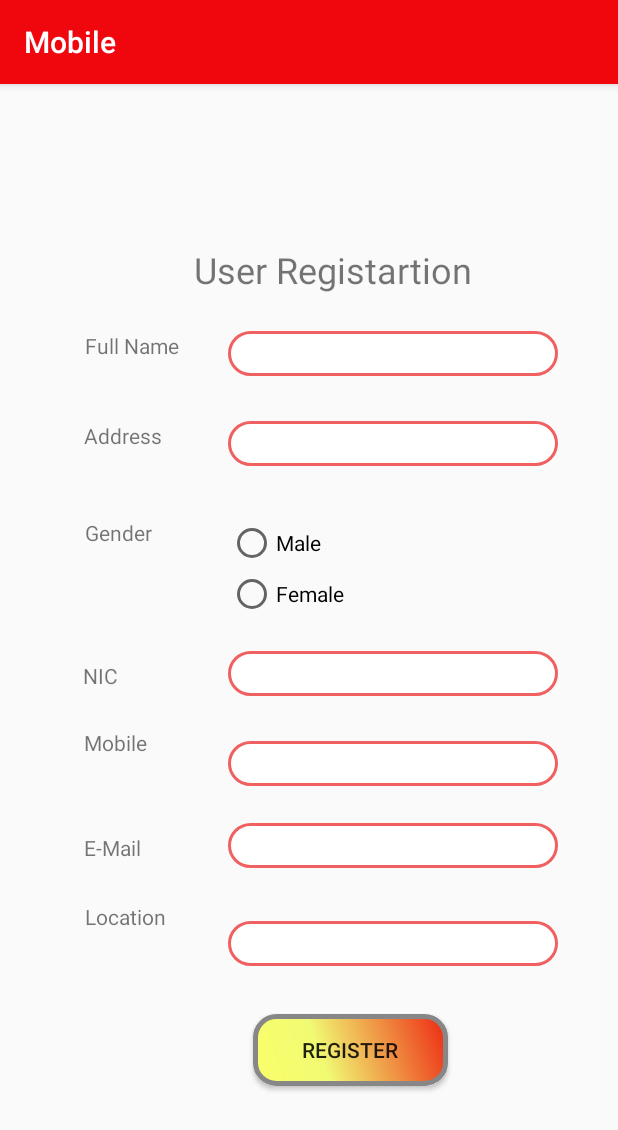
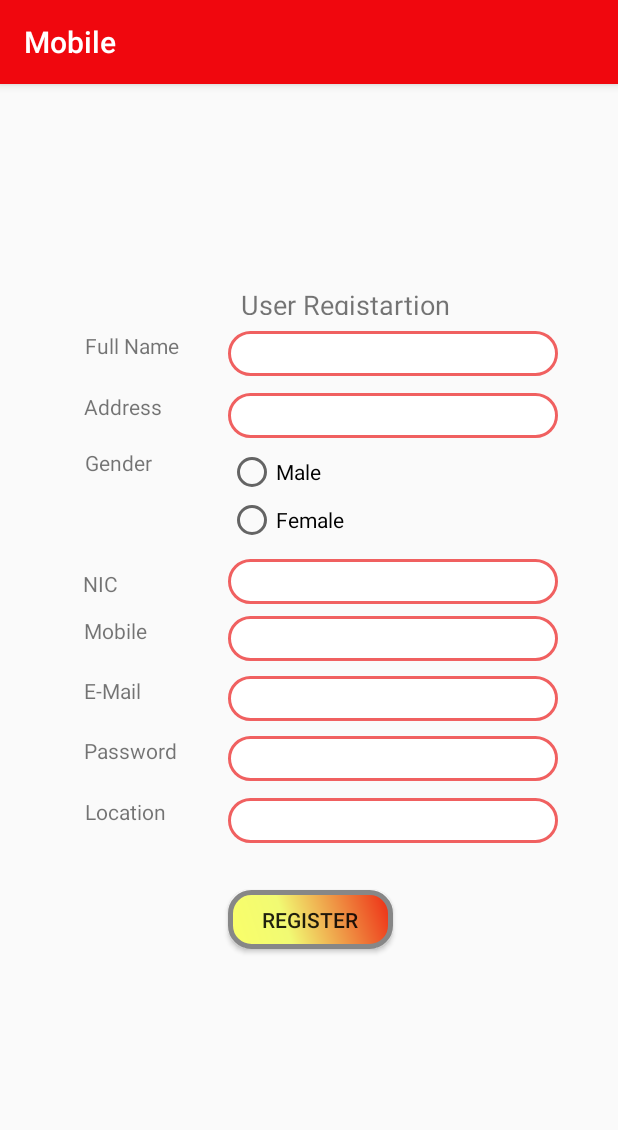
Before and after one commit to HMWork-Manu/MOB_App, an Android app: the fragment UserRegisterFragment shown on its own in the app's theme, on a phone screen of 412 x 824 dp. Shown: the top 1130 px of the screen. Run offline under Robolectric (Android 15) with nearby library versions, the phone set to English and light mode, and no system bars.

Commit message:
user register UI Load when login  UI register text clicked.

```diff
--- a/app/build.gradle
+++ b/app/build.gradle
@@ -24,6 +24,7 @@ dependencies {
     implementation 'androidx.appcompat:appcompat:1.0.2'
     implementation 'com.google.android.material:material:1.0.0'
     implementation 'androidx.constraintlayout:constraintlayout:1.1.3'
+    implementation 'androidx.legacy:legacy-support-v4:1.0.0'
     testImplementation 'junit:junit:4.12'
     androidTestImplementation 'androidx.test:runner:1.2.0'
     androidTestImplementation 'androidx.test.espresso:espresso-core:3.2.0'
--- a/app/src/main/AndroidManifest.xml
+++ b/app/src/main/AndroidManifest.xml
@@ -1,7 +1,8 @@
 <?xml version="1.0" encoding="utf-8"?>
 <manifest xmlns:android="http://schemas.android.com/apk/res/android"
     package="com.example.mobile">
-    <uses-permission android:name="android.permission.INTERNET"/>
+
+    <uses-permission android:name="android.permission.INTERNET" />
 
     <application
         android:allowBackup="true"
@@ -10,8 +11,6 @@
         android:roundIcon="@mipmap/ic_launcher_round"
         android:supportsRtl="true"
         android:theme="@style/AppTheme">
-
-
         <activity
             android:name=".MainActivity"
             android:label="Home"
--- a/app/src/main/java/com/example/mobile/LoginFragment.java
+++ b/app/src/main/java/com/example/mobile/LoginFragment.java
@@ -4,14 +4,20 @@ import android.os.Bundle;
 import android.view.LayoutInflater;
 import android.view.View;
 import android.view.ViewGroup;
+import android.widget.Button;
 import android.widget.TextView;
 
 import androidx.annotation.NonNull;
 import androidx.annotation.Nullable;
 import androidx.fragment.app.Fragment;
+import androidx.fragment.app.FragmentManager;
+import androidx.fragment.app.FragmentTransaction;
 
 public class LoginFragment extends Fragment {
 
+    TextView reg;
+
+    Button log_button;
     Fragment fragment;
     @Nullable
     @Override
@@ -23,15 +29,22 @@ public class LoginFragment extends Fragment {
     public void onViewCreated(@NonNull View view, @Nullable Bundle savedInstanceState) {
         super.onViewCreated(view, savedInstanceState);
 
-        //new code 1234
-
-        TextView reg = view.findViewById(R.id.regTxt);
+        //register new user
+        reg=view.findViewById(R.id.regTxt);
 
         reg.setOnClickListener(new View.OnClickListener() {
             @Override
             public void onClick(View view) {
-                fragment = new UserRegisterFragment();
+
+                FragmentTransaction fr = getFragmentManager().beginTransaction();
+                fr.replace(R.id.screen_area,new UserRegisterFragment());
+                fr.commit();
+
             }
         });
+
+
+        //login button
+
     }
 }
--- a/app/src/main/java/com/example/mobile/MenuFragment.java
+++ b/app/src/main/java/com/example/mobile/MenuFragment.java
@@ -15,7 +15,7 @@ public class MenuFragment extends Fragment {
     @Nullable
     @Override
     public View onCreateView(@NonNull LayoutInflater inflater, @Nullable ViewGroup container, @Nullable Bundle savedInstanceState) {
-        return inflater.inflate(R.layout.fragment_item_list,null);
+        return inflater.inflate(R.layout.fragment_menu,null);
     }
 
     @Override
--- a/app/src/main/res/layout/fragment_user_registration.xml
+++ b/app/src/main/res/layout/fragment_user_registration.xml
@@ -2,24 +2,23 @@
 <androidx.constraintlayout.widget.ConstraintLayout xmlns:android="http://schemas.android.com/apk/res/android"
     xmlns:app="http://schemas.android.com/apk/res-auto"
     xmlns:tools="http://schemas.android.com/tools"
-    android:id="@+id/linearLayout6"
+    android:id="@+id/user_reg"
     android:layout_width="match_parent"
     android:layout_height="match_parent"
     android:orientation="vertical">
 
-
     <TextView
         android:id="@+id/textView42"
         android:layout_width="wrap_content"
-        android:layout_height="wrap_content"
-        android:layout_marginStart="130dp"
-        android:layout_marginLeft="130dp"
-        android:layout_marginTop="89dp"
-        android:layout_marginEnd="98dp"
-        android:layout_marginRight="98dp"
-        android:layout_marginBottom="610dp"
+        android:layout_height="19dp"
+        android:layout_marginStart="162dp"
+        android:layout_marginLeft="162dp"
+        android:layout_marginTop="116dp"
+        android:layout_marginEnd="113dp"
+        android:layout_marginRight="113dp"
+        android:layout_marginBottom="596dp"
         android:text="User Registartion"
-        android:textSize="24sp"
+        android:textSize="18sp"
         app:layout_constraintBottom_toBottomOf="parent"
         app:layout_constraintEnd_toEndOf="parent"
         app:layout_constraintStart_toStartOf="parent"
@@ -47,10 +46,10 @@
         android:layout_height="wrap_content"
         android:layout_marginStart="55dp"
         android:layout_marginLeft="55dp"
-        android:layout_marginTop="206dp"
+        android:layout_marginTop="187dp"
         android:layout_marginEnd="304dp"
         android:layout_marginRight="304dp"
-        android:layout_marginBottom="506dp"
+        android:layout_marginBottom="525dp"
         android:text="@string/address"
         app:layout_constraintBottom_toBottomOf="parent"
         app:layout_constraintEnd_toEndOf="parent"
@@ -63,10 +62,10 @@
         android:layout_height="wrap_content"
         android:layout_marginStart="55dp"
         android:layout_marginLeft="55dp"
-        android:layout_marginTop="271dp"
+        android:layout_marginTop="224dp"
         android:layout_marginEnd="310dp"
         android:layout_marginRight="310dp"
-        android:layout_marginBottom="441dp"
+        android:layout_marginBottom="488dp"
         android:text="@string/gender"
         app:layout_constraintBottom_toBottomOf="parent"
         app:layout_constraintEnd_toEndOf="parent"
@@ -79,10 +78,10 @@
         android:layout_height="wrap_content"
         android:layout_marginStart="55dp"
         android:layout_marginLeft="55dp"
-        android:layout_marginTop="366dp"
+        android:layout_marginTop="305dp"
         android:layout_marginEnd="333dp"
         android:layout_marginRight="333dp"
-        android:layout_marginBottom="346dp"
+        android:layout_marginBottom="407dp"
         android:text="@string/nic"
         app:layout_constraintBottom_toBottomOf="parent"
         app:layout_constraintEnd_toEndOf="parent"
@@ -95,10 +94,10 @@
         android:layout_height="wrap_content"
         android:layout_marginStart="55dp"
         android:layout_marginLeft="55dp"
-        android:layout_marginTop="411dp"
+        android:layout_marginTop="336dp"
         android:layout_marginEnd="313dp"
         android:layout_marginRight="313dp"
-        android:layout_marginBottom="301dp"
+        android:layout_marginBottom="376dp"
         android:text="@string/mobile"
         app:layout_constraintBottom_toBottomOf="parent"
         app:layout_constraintEnd_toEndOf="parent"
@@ -108,13 +107,13 @@
     <TextView
         android:id="@+id/textView48"
         android:layout_width="wrap_content"
-        android:layout_height="wrap_content"
+        android:layout_height="16dp"
         android:layout_marginStart="55dp"
         android:layout_marginLeft="55dp"
-        android:layout_marginTop="481dp"
+        android:layout_marginTop="376dp"
         android:layout_marginEnd="317dp"
         android:layout_marginRight="317dp"
-        android:layout_marginBottom="231dp"
+        android:layout_marginBottom="339dp"
         android:text="@string/e_mail"
         app:layout_constraintBottom_toBottomOf="parent"
         app:layout_constraintEnd_toEndOf="parent"
@@ -127,10 +126,10 @@
         android:layout_height="wrap_content"
         android:layout_marginStart="55dp"
         android:layout_marginLeft="55dp"
-        android:layout_marginTop="527dp"
+        android:layout_marginTop="457dp"
         android:layout_marginEnd="300dp"
         android:layout_marginRight="300dp"
-        android:layout_marginBottom="185dp"
+        android:layout_marginBottom="255dp"
         android:text="Location"
         app:layout_constraintBottom_toBottomOf="parent"
         app:layout_constraintEnd_toEndOf="parent"
@@ -161,10 +160,10 @@
         android:layout_height="30dp"
         android:layout_marginStart="151dp"
         android:layout_marginLeft="151dp"
-        android:layout_marginTop="206dp"
+        android:layout_marginTop="187dp"
         android:layout_marginEnd="40dp"
         android:layout_marginRight="40dp"
-        android:layout_marginBottom="495dp"
+        android:layout_marginBottom="514dp"
         android:background="@drawable/formtext"
         android:ems="10"
         android:inputType="textPersonName"
@@ -179,10 +178,10 @@
         android:layout_height="30dp"
         android:layout_marginStart="151dp"
         android:layout_marginLeft="151dp"
-        android:layout_marginTop="359dp"
+        android:layout_marginTop="298dp"
         android:layout_marginEnd="40dp"
         android:layout_marginRight="40dp"
-        android:layout_marginBottom="342dp"
+        android:layout_marginBottom="403dp"
         android:background="@drawable/formtext"
         android:ems="10"
         android:inputType="textPersonName"
@@ -197,10 +196,10 @@
         android:layout_height="30dp"
         android:layout_marginStart="151dp"
         android:layout_marginLeft="151dp"
-        android:layout_marginTop="419dp"
+        android:layout_marginTop="336dp"
         android:layout_marginEnd="40dp"
         android:layout_marginRight="40dp"
-        android:layout_marginBottom="282dp"
+        android:layout_marginBottom="365dp"
         android:background="@drawable/formtext"
         android:ems="10"
         android:inputType="phone"
@@ -210,15 +209,33 @@
         app:layout_constraintTop_toTopOf="parent" />
 
     <EditText
-        android:id="@+id/editText8"
+        android:id="@+id/passwordTxt"
         android:layout_width="220dp"
         android:layout_height="30dp"
         android:layout_marginStart="151dp"
         android:layout_marginLeft="151dp"
-        android:layout_marginTop="474dp"
+        android:layout_marginTop="416dp"
         android:layout_marginEnd="40dp"
         android:layout_marginRight="40dp"
-        android:layout_marginBottom="227dp"
+        android:layout_marginBottom="285dp"
+        android:background="@drawable/formtext"
+        android:ems="10"
+        android:inputType="textEmailAddress"
+        app:layout_constraintBottom_toBottomOf="parent"
+        app:layout_constraintEnd_toEndOf="parent"
+        app:layout_constraintStart_toStartOf="parent"
+        app:layout_constraintTop_toTopOf="parent" />
+
+    <EditText
+        android:id="@+id/editText5"
+        android:layout_width="220dp"
+        android:layout_height="30dp"
+        android:layout_marginStart="151dp"
+        android:layout_marginLeft="151dp"
+        android:layout_marginTop="376dp"
+        android:layout_marginEnd="40dp"
+        android:layout_marginRight="40dp"
+        android:layout_marginBottom="325dp"
         android:background="@drawable/formtext"
         android:ems="10"
         android:inputType="textEmailAddress"
@@ -233,10 +250,10 @@
         android:layout_height="30dp"
         android:layout_marginStart="151dp"
         android:layout_marginLeft="151dp"
-        android:layout_marginTop="539dp"
+        android:layout_marginTop="457dp"
         android:layout_marginEnd="40dp"
         android:layout_marginRight="40dp"
-        android:layout_marginBottom="162dp"
+        android:layout_marginBottom="244dp"
         android:background="@drawable/formtext"
         app:layout_constraintBottom_toBottomOf="parent"
         app:layout_constraintEnd_toEndOf="parent"
@@ -249,10 +266,10 @@
         android:layout_height="wrap_content"
         android:layout_marginStart="151dp"
         android:layout_marginLeft="151dp"
-        android:layout_marginTop="271dp"
+        android:layout_marginTop="224dp"
         android:layout_marginEnd="197dp"
         android:layout_marginRight="197dp"
-        android:layout_marginBottom="428dp"
+        android:layout_marginBottom="475dp"
         android:text="Male"
         app:layout_constraintBottom_toBottomOf="parent"
         app:layout_constraintEnd_toEndOf="parent"
@@ -265,10 +282,10 @@
         android:layout_height="36dp"
         android:layout_marginStart="151dp"
         android:layout_marginLeft="151dp"
-        android:layout_marginTop="303dp"
+        android:layout_marginTop="254dp"
         android:layout_marginEnd="150dp"
         android:layout_marginRight="150dp"
-        android:layout_marginBottom="392dp"
+        android:layout_marginBottom="441dp"
         android:text="Female"
         app:layout_constraintBottom_toBottomOf="parent"
         app:layout_constraintEnd_toEndOf="parent"
@@ -277,30 +294,28 @@
 
     <RadioGroup
         android:layout_width="147dp"
-        android:layout_height="77dp"
+        android:layout_height="64dp"
         android:layout_marginStart="151dp"
         android:layout_marginLeft="151dp"
-        android:layout_marginTop="271dp"
+        android:layout_marginTop="226dp"
         android:layout_marginEnd="113dp"
         android:layout_marginRight="113dp"
-        android:layout_marginBottom="383dp"
+        android:layout_marginBottom="441dp"
         app:layout_constraintBottom_toBottomOf="parent"
         app:layout_constraintEnd_toEndOf="parent"
-        app:layout_constraintHorizontal_bias="0.0"
         app:layout_constraintStart_toStartOf="parent"
-        app:layout_constraintTop_toTopOf="parent"
-        app:layout_constraintVertical_bias="0.0" />
+        app:layout_constraintTop_toTopOf="parent" />
 
     <Button
         android:id="@+id/userRegBtn"
-        android:layout_width="wrap_content"
-        android:layout_height="wrap_content"
-        android:layout_marginStart="168dp"
-        android:layout_marginLeft="168dp"
-        android:layout_marginTop="601dp"
-        android:layout_marginEnd="113dp"
-        android:layout_marginRight="113dp"
-        android:layout_marginBottom="82dp"
+        android:layout_width="110dp"
+        android:layout_height="39dp"
+        android:layout_marginStart="151dp"
+        android:layout_marginLeft="151dp"
+        android:layout_marginTop="519dp"
+        android:layout_marginEnd="150dp"
+        android:layout_marginRight="150dp"
+        android:layout_marginBottom="173dp"
         android:background="@drawable/buttondesign"
         android:text="Register"
         app:layout_constraintBottom_toBottomOf="parent"
@@ -308,4 +323,21 @@
         app:layout_constraintStart_toStartOf="parent"
         app:layout_constraintTop_toTopOf="parent" />
 
+    <TextView
+        android:id="@+id/textView58"
+        android:layout_width="wrap_content"
+        android:layout_height="wrap_content"
+        android:layout_marginStart="55dp"
+        android:layout_marginLeft="55dp"
+        android:layout_marginTop="416dp"
+        android:layout_marginEnd="293dp"
+        android:layout_marginRight="293dp"
+        android:layout_marginBottom="296dp"
+        android:text="Password"
+        app:layout_constraintBottom_toBottomOf="parent"
+        app:layout_constraintEnd_toEndOf="parent"
+        app:layout_constraintStart_toStartOf="parent"
+        app:layout_constraintTop_toTopOf="parent" />
+
+
 </androidx.constraintlayout.widget.ConstraintLayout>
--- a/app/src/main/res/values/strings.xml
+++ b/app/src/main/res/values/strings.xml
@@ -22,4 +22,5 @@
     <string name="location">Location</string>
     <string name="loyalty_points">Loyalty Points</string>
     <string name="last_purchase_location">Last Purchase Location</string>
+    <string name="title_activity_home_page">HomePage</string>
 </resources>
```
